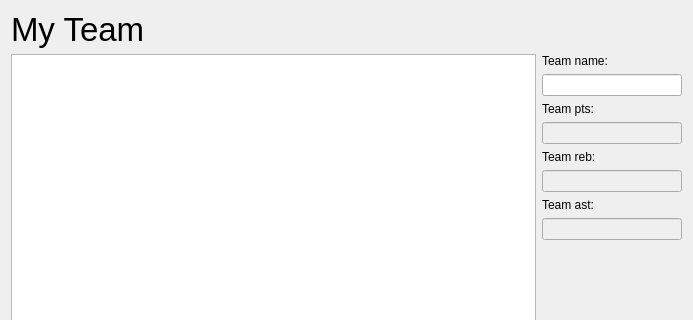
Razorlance/dsba-itop2022-hw, file nba_game/teamwindow.ui: the form before one commit; both pictures show x 0 to 693 and y 0 to 320 of the 693 by 474 pixel window.
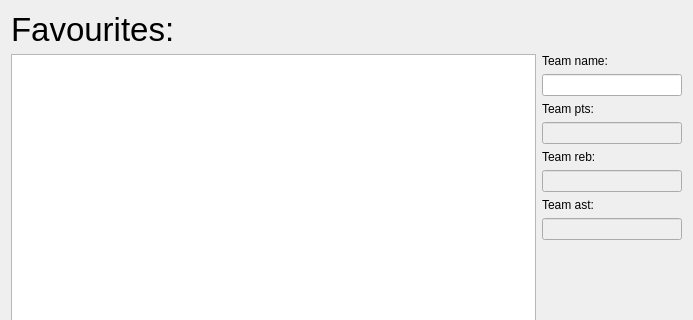
The form after the commit.

```diff
--- a/nba_game/teamwindow.ui
+++ b/nba_game/teamwindow.ui
@@ -22,7 +22,7 @@
       </font>
      </property>
      <property name="text">
-      <string>My Team</string>
+      <string>Favourites:</string>
      </property>
     </widget>
    </item>
```
